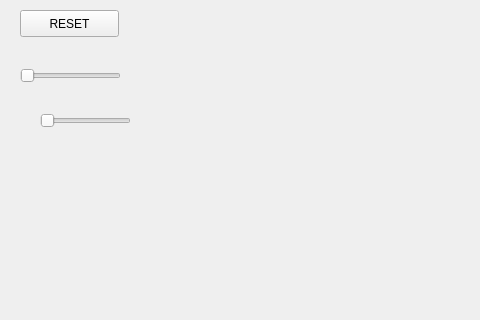
Before: the Qt Designer form ui/gamewindow.ui in tjakubo/apollo, drawn with Qt 5; both pictures show x 0 to 480 and y 0 to 320 of the 1000 by 650 pixel window.
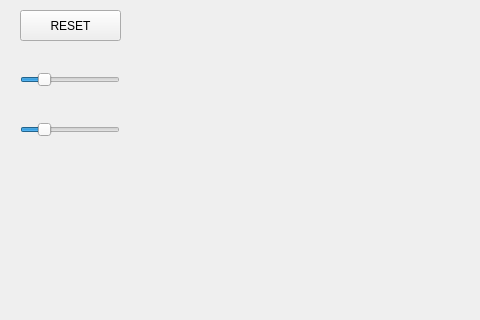
After: the same form once the commit is applied.

Commit message: iskierki, bajerki na spotkanie

```diff
--- a/ui/gamewindow.ui
+++ b/ui/gamewindow.ui
@@ -30,23 +30,32 @@
     <rect>
      <x>20</x>
      <y>10</y>
-     <width>99</width>
-     <height>27</height>
-    </rect>
-   </property>
-   <property name="text">
-    <string>RESET</string>
-   </property>
-  </widget>
-  <widget class="QSlider" name="horizontalSlider">
-   <property name="geometry">
-    <rect>
-     <x>20</x>
-     <y>60</y>
      <width>101</width>
      <height>31</height>
     </rect>
    </property>
+   <property name="text">
+    <string>RESET</string>
+   </property>
+  </widget>
+  <widget class="QSlider" name="partSlider">
+   <property name="geometry">
+    <rect>
+     <x>20</x>
+     <y>65</y>
+     <width>100</width>
+     <height>30</height>
+    </rect>
+   </property>
+   <property name="maximum">
+    <number>1000</number>
+   </property>
+   <property name="pageStep">
+    <number>10</number>
+   </property>
+   <property name="value">
+    <number>200</number>
+   </property>
    <property name="orientation">
     <enum>Qt::Horizontal</enum>
    </property>
@@ -54,12 +63,21 @@
   <widget class="QSlider" name="horizontalSlider_2">
    <property name="geometry">
     <rect>
-     <x>40</x>
-     <y>110</y>
-     <width>91</width>
-     <height>21</height>
+     <x>20</x>
+     <y>115</y>
+     <width>100</width>
+     <height>30</height>
     </rect>
    </property>
+   <property name="maximum">
+    <number>1000</number>
+   </property>
+   <property name="value">
+    <number>200</number>
+   </property>
+   <property name="sliderPosition">
+    <number>200</number>
+   </property>
    <property name="orientation">
     <enum>Qt::Horizontal</enum>
    </property>
```
Left out of the diff: 4 changed lines with no effect on the pictures. The commit also changes 2 other files.
